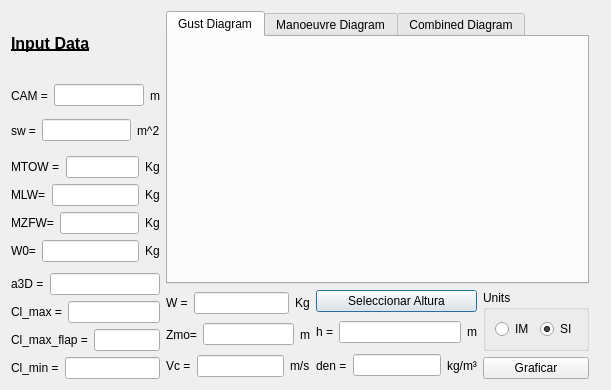
Qt form layout_DiagramaDeRafagasyManiobras.ui (enritoomey/DiagramaDeRafagasyManiobras) before a commit.
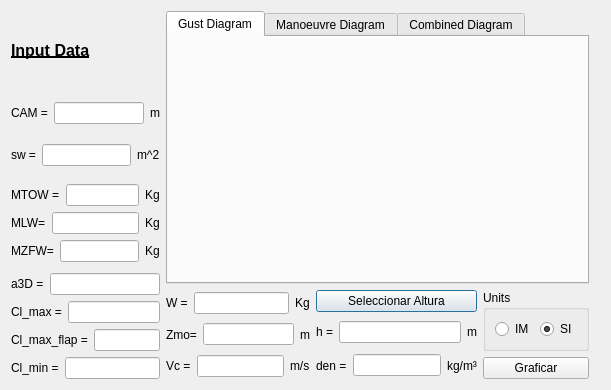
The same form after that commit.

Diff of the .ui file:
```diff
--- a/layout_DiagramaDeRafagasyManiobras.ui
+++ b/layout_DiagramaDeRafagasyManiobras.ui
@@ -172,30 +172,6 @@
            </item>
           </layout>
          </item>
-         <item>
-          <layout class="QHBoxLayout" name="W0_layout" stretch="0,0,0">
-           <property name="sizeConstraint">
-            <enum>QLayout::SetMaximumSize</enum>
-           </property>
-           <item>
-            <widget class="QLabel" name="W0_label">
-             <property name="text">
-              <string>W0=</string>
-             </property>
-            </widget>
-           </item>
-           <item>
-            <widget class="QLineEdit" name="W0_lineEdit"/>
-           </item>
-           <item>
-            <widget class="QLabel" name="W0_unitlabel">
-             <property name="text">
-              <string>Kg</string>
-             </property>
-            </widget>
-           </item>
-          </layout>
-         </item>
         </layout>
        </item>
        <item>
```
Left out of the diff: 1 changed line with no effect on the pictures.
